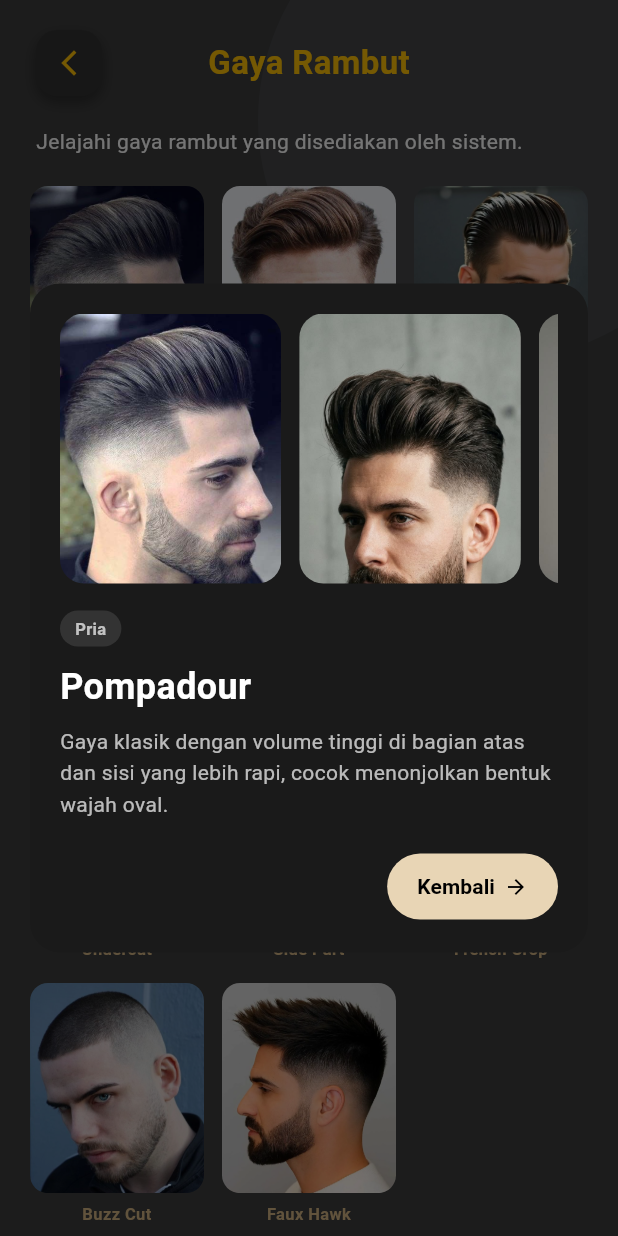
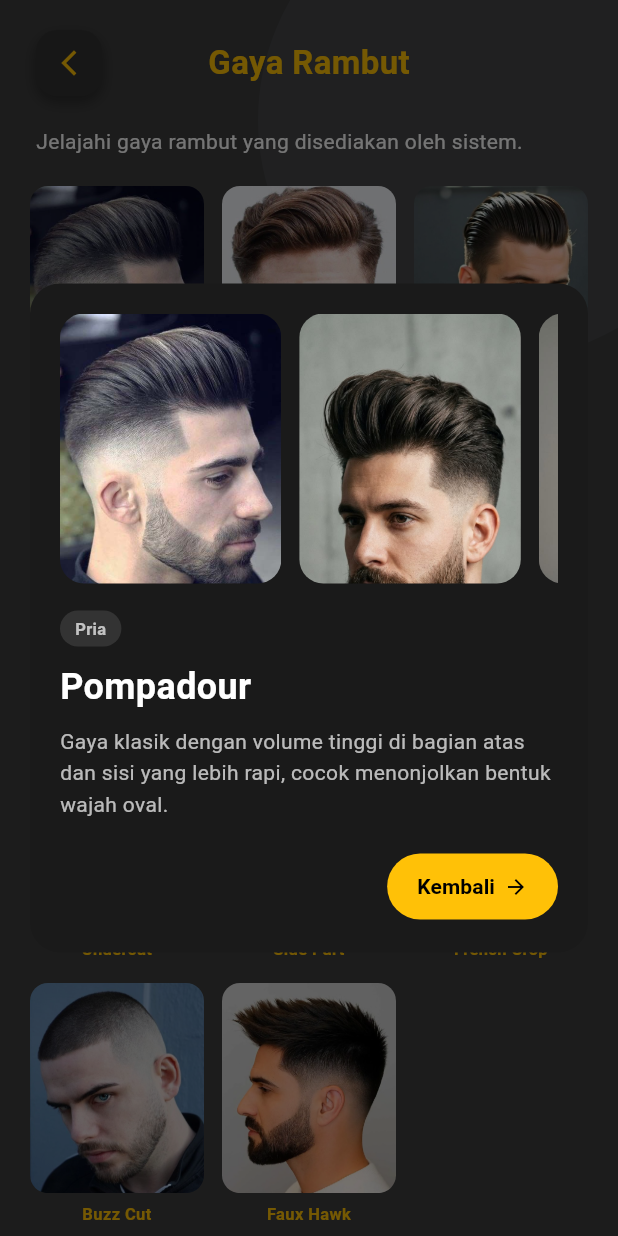
Before and after one commit to Thedeadji/stylerambut-app, a Flutter app: the HairstyleGalleryScreen screen opened by its route, after a tap on "Pompadour", on a phone screen of 412 x 824 dp. Run offline on Flutter 3.47's test engine with Material 3 defaults, Android fonts, the phone set to English and light mode, and no system bars; our stand-ins replace audioplayers, camera, cloud_firestore, firebase_auth, firebase_core, image_picker and 3 more; missing offline and left inert: google_mlkit_face_detection, tflite_flutter; accounts and stored records are empty.

Commit message:
apk release version

```diff
--- a/lib/screens/hairstyle_gallery_screen.dart
+++ b/lib/screens/hairstyle_gallery_screen.dart
@@ -161,7 +161,7 @@ class _HairstyleGridTile extends StatelessWidget {
               maxLines: 2,
               overflow: TextOverflow.ellipsis,
               style: const TextStyle(
-                color: Color(0xFFD4B483),
+                color: Color(0xFFFFC107),
                 fontSize: 11,
                 fontWeight: FontWeight.w600,
                 height: 1.2,
@@ -327,7 +327,7 @@ class _HairstyleDetailDialog extends StatelessWidget {
           child: ElevatedButton(
             onPressed: () => Navigator.of(context).pop(),
             style: ElevatedButton.styleFrom(
-              backgroundColor: const Color(0xFFE8D5B5),
+              backgroundColor: const Color(0xFFFFC107),
               foregroundColor: Colors.black,
               padding: const EdgeInsets.symmetric(horizontal: 20, vertical: 12),
               shape: RoundedRectangleBorder(
--- a/lib/screens/hairstyle_result_screen.dart
+++ b/lib/screens/hairstyle_result_screen.dart
@@ -444,7 +444,7 @@ class _RecommendationCard extends StatelessWidget {
           const SizedBox(height: 12),
           ClipRRect(
             borderRadius: BorderRadius.circular(12),
-            child: Container(
+            child: SizedBox(
               height: 200,
               child: item.imageAsset != null
                   ? Image.asset(
```
Also changed, not shown: pubspec.yaml (+7 -0 lines), pubspec.lock, 29 other files.
